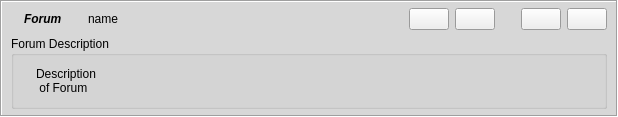
Before: the Qt Designer form retroshare-gui/src/gui/feeds/ForumNewItem.ui in RetroShare/RetroShare, drawn with Qt 5.
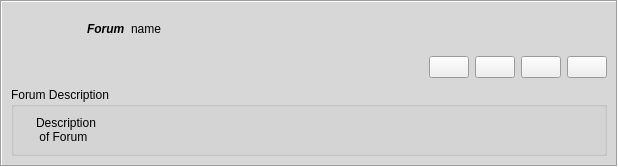
After: the same form once the commit is applied. Icons and pictures are not drawn.

Commit message: * Changed the logo size for some news feed items to use same size for better look. * Added to display blue/black forum message icons for the forum feeds, when forum is anon or signed.

```diff
--- a/retroshare-gui/src/gui/feeds/ForumNewItem.ui
+++ b/retroshare-gui/src/gui/feeds/ForumNewItem.ui
@@ -7,7 +7,7 @@
     <x>0</x>
     <y>0</y>
     <width>618</width>
-    <height>117</height>
+    <height>157</height>
    </rect>
   </property>
   <layout class="QGridLayout">
@@ -95,20 +95,23 @@
      <property name="frameShadow">
       <enum>QFrame::Sunken</enum>
      </property>
-     <layout class="QVBoxLayout">
-      <property name="leftMargin">
-       <number>9</number>
-      </property>
-      <property name="topMargin">
-       <number>6</number>
-      </property>
-      <property name="bottomMargin">
-       <number>6</number>
-      </property>
-      <item>
-       <layout class="QHBoxLayout">
-        <item>
-         <widget class="QLabel" name="label">
+     <layout class="QGridLayout" name="gridLayout_2">
+      <item row="0" column="0">
+       <layout class="QGridLayout" name="gridLayout">
+        <item row="0" column="0" rowspan="2">
+         <widget class="QLabel" name="forumlogo_label">
+          <property name="minimumSize">
+           <size>
+            <width>70</width>
+            <height>70</height>
+           </size>
+          </property>
+          <property name="maximumSize">
+           <size>
+            <width>70</width>
+            <height>70</height>
+           </size>
+          </property>
           <property name="text">
            <string/>
           </property>
@@ -117,6 +120,8 @@
           </property>
          </widget>
         </item>
+        <item row="0" column="1">
+         <layout class="QHBoxLayout" name="horizontalLayout_2">
         <item>
          <widget class="QLabel" name="titleLabel">
           <property name="sizePolicy">
@@ -137,22 +142,6 @@
           </property>
          </widget>
         </item>
-        <item>
-         <spacer>
-          <property name="orientation">
-           <enum>Qt::Horizontal</enum>
-          </property>
-          <property name="sizeType">
-           <enum>QSizePolicy::Fixed</enum>
-          </property>
-          <property name="sizeHint" stdset="0">
-           <size>
-            <width>20</width>
-            <height>20</height>
-           </size>
-          </property>
-         </spacer>
-        </item>
         <item>
          <widget class="QLabel" name="nameLabel">
           <property name="text">
@@ -164,6 +153,23 @@
          </widget>
         </item>
         <item>
+           <spacer name="horizontalSpacer">
+            <property name="orientation">
+             <enum>Qt::Horizontal</enum>
+            </property>
+            <property name="sizeHint" stdset="0">
+             <size>
+              <width>40</width>
+              <height>20</height>
+             </size>
+            </property>
+           </spacer>
+          </item>
+         </layout>
+        </item>
+        <item row="1" column="1">
+         <layout class="QHBoxLayout" name="horizontalLayout">
+          <item>
          <spacer>
           <property name="orientation">
            <enum>Qt::Horizontal</enum>
@@ -173,8 +179,8 @@
           </property>
           <property name="sizeHint" stdset="0">
            <size>
-            <width>500</width>
-            <height>20</height>
+              <width>254</width>
+              <height>28</height>
            </size>
           </property>
          </spacer>
@@ -210,22 +216,6 @@
           </property>
          </widget>
         </item>
-        <item>
-         <spacer>
-          <property name="orientation">
-           <enum>Qt::Horizontal</enum>
-          </property>
-          <property name="sizeType">
-           <enum>QSizePolicy::Fixed</enum>
-          </property>
-          <property name="sizeHint" stdset="0">
-           <size>
-            <width>20</width>
-            <height>20</height>
-           </size>
-          </property>
-         </spacer>
-        </item>
         <item>
          <widget class="QPushButton" name="expandButton">
           <property name="sizePolicy">
@@ -268,7 +258,9 @@
         </item>
        </layout>
       </item>
-      <item>
+       </layout>
+      </item>
+      <item row="1" column="0">
        <widget class="QFrame" name="expandFrame">
         <layout class="QVBoxLayout">
          <property name="spacing">
```
Left out of the diff: 2 changed lines with no effect on the pictures. Lines whose indentation alone changed are shown as unchanged. The commit also changes 7 other files.
